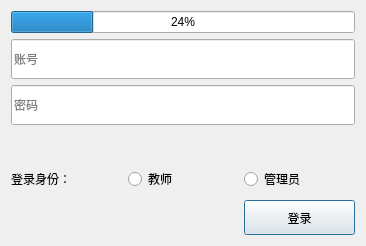
Before: the Qt Designer form login.ui in RicheyJang/RJResManager-Client-, drawn with Qt 5.
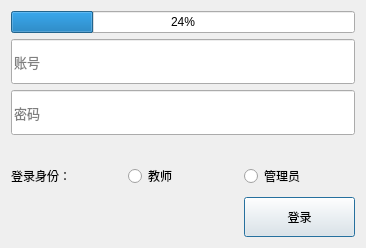
After: the same form once the commit is applied.

Patch:
```diff
--- a/login.ui
+++ b/login.ui
@@ -36,9 +36,15 @@
      <property name="minimumSize">
       <size>
        <width>0</width>
-       <height>40</height>
+       <height>45</height>
       </size>
      </property>
+     <property name="font">
+      <font>
+       <family>Arial</family>
+       <pointsize>10</pointsize>
+      </font>
+     </property>
      <property name="placeholderText">
       <string>账号</string>
      </property>
@@ -62,9 +68,15 @@
      <property name="minimumSize">
       <size>
        <width>0</width>
-       <height>40</height>
+       <height>45</height>
       </size>
      </property>
+     <property name="font">
+      <font>
+       <family>Arial</family>
+       <pointsize>10</pointsize>
+      </font>
+     </property>
      <property name="echoMode">
       <enum>QLineEdit::Password</enum>
      </property>
@@ -78,7 +90,7 @@
      <property name="minimumSize">
       <size>
        <width>0</width>
-       <height>35</height>
+       <height>40</height>
       </size>
      </property>
      <property name="text">
```
